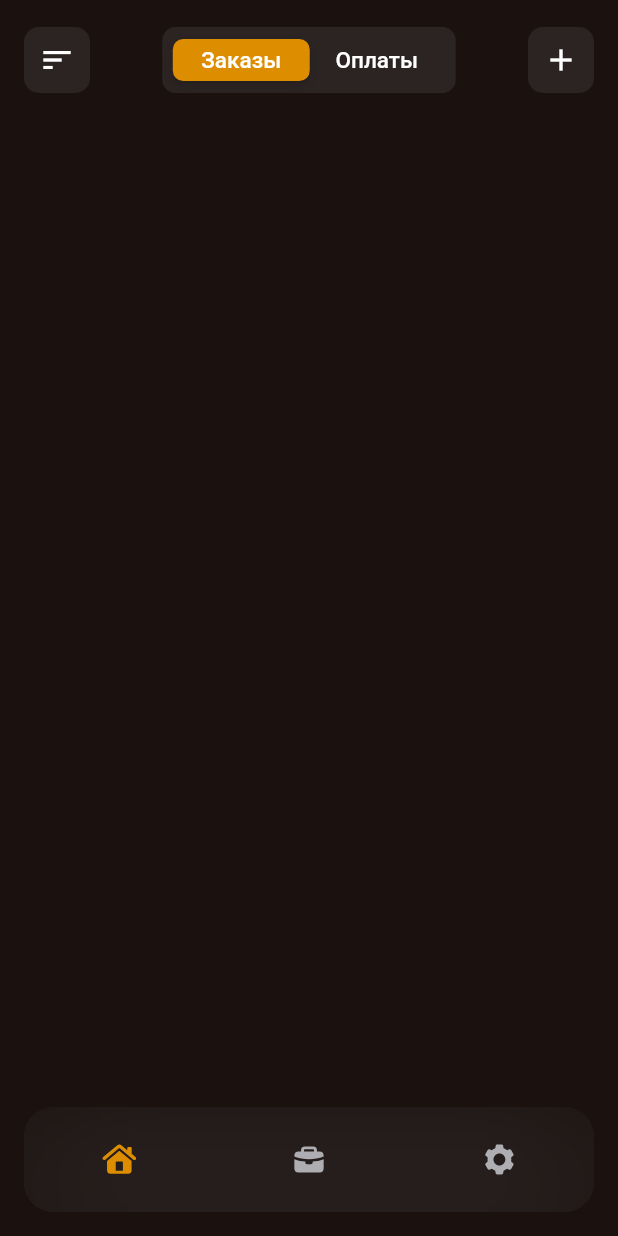
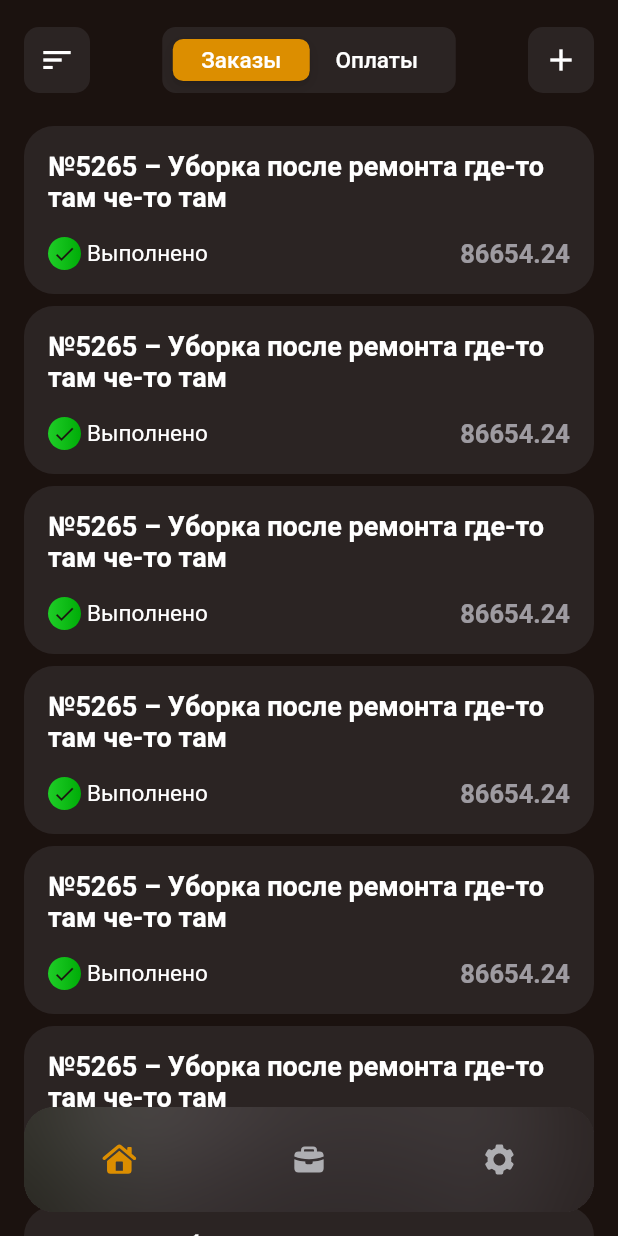
Before and after one commit to zolkiBy/smz_hack_track_5, a Flutter app: the screen it shows after launch, after a tap on "Войти", on a phone screen of 412 x 824 dp. Run offline on Flutter 3.47's test engine with Material 2 defaults, Android fonts, the phone set to English and light mode, and no system bars; our stand-ins replace bloc, equatable, flutter_bloc, flutter_svg, get_it, kt_dart.

Commit message:
started orders

```diff
--- /dev/null
+++ b/lib/application/orders/orders_bloc.dart
@@ -0,0 +1,40 @@
+import 'dart:async';
+
+import 'package:bloc/bloc.dart';
+import 'package:equatable/equatable.dart';
+import 'package:flutter_app/domain/orders/order.dart';
+import 'package:kt_dart/kt.dart';
+import 'package:meta/meta.dart';
+
+part 'orders_event.dart';
+part 'orders_state.dart';
+
+class OrdersBloc extends Bloc<OrdersEvent, OrdersState> {
+  OrdersBloc() : super(OrdersInitial());
+
+  @override
+  Stream<OrdersState> mapEventToState(
+    OrdersEvent event,
+  ) async* {
+    if (event is GetOrders) {
+      yield* _mapGetOrdersEvent();
+    }
+  }
+
+  Stream<OrdersState> _mapGetOrdersEvent() async* {
+    yield OrdersLoading();
+    await Future.delayed(Duration(milliseconds: 300));
+    final orders = KtList.from([
+      Order.mock(),
+      Order.mock(),
+      Order.mock(),
+      Order.mock(),
+      Order.mock(),
+      Order.mock(),
+      Order.mock(),
+      Order.mock(),
+      Order.mock(),
+    ]);
+    yield OrdersFetched(orders: orders);
+  }
+}
--- /dev/null
+++ b/lib/application/orders/orders_event.dart
@@ -0,0 +1,9 @@
+part of 'orders_bloc.dart';
+
+@immutable
+abstract class OrdersEvent extends Equatable {
+  @override
+  List<Object?> get props => [];
+}
+
+class GetOrders extends OrdersEvent {}
--- /dev/null
+++ b/lib/application/orders/orders_state.dart
@@ -0,0 +1,20 @@
+part of 'orders_bloc.dart';
+
+@immutable
+abstract class OrdersState extends Equatable {
+  @override
+  List<Object?> get props => [];
+}
+
+class OrdersInitial extends OrdersState {}
+
+class OrdersLoading extends OrdersState {}
+
+class OrdersFetched extends OrdersState {
+  final KtList<Order> orders;
+
+  OrdersFetched({required this.orders});
+
+  @override
+  List<Object?> get props => [orders];
+}
--- /dev/null
+++ b/lib/domain/orders/order.dart
@@ -0,0 +1,31 @@
+import 'package:equatable/equatable.dart';
+
+import 'order_status.dart';
+export 'order_status.dart';
+
+class Order extends Equatable {
+  final String id;
+  final int number;
+  final String title;
+  final OrderStatus status;
+  final double price;
+
+  Order({
+    required this.id,
+    required this.number,
+    required this.title,
+    required this.status,
+    required this.price,
+  });
+
+  factory Order.mock() => Order(
+        id: '1',
+        number: 5265,
+        title: 'Уборка после ремонта где-то там че-то там',
+        status: OrderStatus.done,
+        price: 86654.24,
+      );
+
+  @override
+  List<Object?> get props => [id, number];
+}
--- /dev/null
+++ b/lib/domain/orders/order_status.dart
@@ -0,0 +1,5 @@
+enum OrderStatus {
+  inProgress,
+  pending,
+  done,
+}
--- a/lib/main.dart
+++ b/lib/main.dart
@@ -1,8 +1,10 @@
 import 'package:flutter/material.dart';
 import 'package:flutter_app/presentation/login/login_page.dart';
+import 'package:flutter_app/service_locator.dart';
 import 'package:flutter_app/utils/nx_colors.dart';
 
 void main() {
+  setup();
   runApp(MyApp());
 }
 
--- a/lib/presentation/orders/pages/orders_page.dart
+++ b/lib/presentation/orders/pages/orders_page.dart
@@ -2,9 +2,13 @@ import 'dart:ui';
 
 import 'package:flutter/cupertino.dart';
 import 'package:flutter/material.dart';
+import 'package:flutter_app/application/orders/orders_bloc.dart';
 import 'package:flutter_app/presentation/components/widgets/nx_app_bar.dart';
 import 'package:flutter_app/presentation/components/widgets/nx_icon_button.dart';
 import 'package:flutter_app/presentation/components/widgets/nx_segmented_control.dart';
+import 'package:flutter_app/presentation/orders/widgets/orders_list.dart';
+import 'package:flutter_app/utils/nx_colors.dart';
+import 'package:flutter_bloc/flutter_bloc.dart';
 
 class Styles {
   static const segmentedValue = TextStyle(
@@ -61,9 +65,7 @@ class _OrdersPageState extends State<OrdersPage> {
           ],
         ),
       ),
-      body: Center(
-        child: Text(''),
-      ),
+      body: OrdersList(),
     );
   }
 }
--- /dev/null
+++ b/lib/presentation/orders/widgets/order_container.dart
@@ -0,0 +1,88 @@
+import 'package:flutter/material.dart';
+import 'package:flutter_app/domain/orders/order.dart';
+import 'package:flutter_app/presentation/components/widgets/styles.dart';
+import 'package:flutter_app/utils/nx_colors.dart';
+
+class OrderContainer extends StatelessWidget {
+  final Order order;
+
+  const OrderContainer({
+    Key? key,
+    required this.order,
+  }) : super(key: key);
+
+  @override
+  Widget build(BuildContext context) {
+    return Container(
+      padding: const EdgeInsets.all(16),
+      margin: const EdgeInsets.symmetric(vertical: 4),
+      decoration: BoxDecoration(
+        color: NXColors.darkGrey.withOpacity(0.18),
+        borderRadius: BorderRadius.circular(20),
+      ),
+      child: Column(
+        children: [
+          Text(
+            '№${order.number} – ${order.title}',
+            style: primaryText18,
+          ),
+          const SizedBox(height: 16),
+          Row(
+            mainAxisAlignment: MainAxisAlignment.spaceBetween,
+            children: [
+              _buildStatus(),
+              _buildPrice(price: order.price),
+            ],
+          ),
+        ],
+      ),
+    );
+  }
+
+  Widget _buildStatus() {
+    return Row(
+      mainAxisSize: MainAxisSize.min,
+      children: [
+        Container(
+          width: 22,
+          height: 22,
+          decoration: BoxDecoration(
+              shape: BoxShape.circle,
+              gradient: LinearGradient(colors: [
+                NXColors.greenGradientStart,
+                NXColors.greenGradientEnd,
+              ])),
+          child: Icon(
+            Icons.check,
+            color: NXColors.backgroundBlack,
+            size: 16,
+          ),
+        ),
+        const SizedBox(width: 4),
+        Text(
+          'Выполнено',
+          style: TextStyle(
+            fontSize: 15,
+            color: Colors.white,
+          ),
+        )
+      ],
+    );
+  }
+
+  Widget _buildPrice({required double price}) {
+    return Row(
+      mainAxisSize: MainAxisSize.min,
+      children: [
+        Text(
+          price.toStringAsFixed(2),
+          style: TextStyle(
+            fontSize: 17,
+            fontWeight: FontWeight.w600,
+            color: NXColors.lightGrey.withOpacity(0.6),
+          ),
+        )
+      ],
+    );
+  }
+}
--- /dev/null
+++ b/lib/presentation/orders/widgets/orders_list.dart
@@ -0,0 +1,35 @@
+import 'package:flutter/material.dart';
+import 'package:flutter_app/application/orders/orders_bloc.dart';
+import 'package:flutter_app/utils/nx_colors.dart';
+import 'package:flutter_bloc/flutter_bloc.dart';
+
+import 'order_container.dart';
+
+class OrdersList extends StatelessWidget {
+  const OrdersList({Key? key}) : super(key: key);
+
+  @override
+  Widget build(BuildContext context) {
+    return BlocBuilder<OrdersBloc, OrdersState>(
+      builder: (context, state) {
+        if (state is OrdersLoading) {
+          return Center(
+            child: CircularProgressIndicator(
+              valueColor: AlwaysStoppedAnimation(NXColors.orange),
+            ),
+          );
+        }
+        if (state is OrdersFetched) {
+          return ListView.builder(
+              padding: const EdgeInsets.symmetric(horizontal: 16),
+              itemCount: state.orders.size,
+              itemBuilder: (context, index) {
+                final order = state.orders[index];
+                return OrderContainer(order: order);
+              });
+        }
+        return Container();
+      },
+    );
+  }
+}
--- a/lib/presentation/tab_bar/tab_bar_page.dart
+++ b/lib/presentation/tab_bar/tab_bar_page.dart
@@ -1,8 +1,11 @@
 import 'package:flutter/cupertino.dart';
 import 'package:flutter/material.dart';
+import 'package:flutter_app/application/orders/orders_bloc.dart';
 import 'package:flutter_app/presentation/components/widgets/background.dart';
 import 'package:flutter_app/presentation/orders/pages/orders_page.dart';
 import 'package:flutter_app/presentation/tab_bar/widgets/nx_tab_bar.dart';
+import 'package:flutter_app/service_locator.dart';
+import 'package:flutter_bloc/flutter_bloc.dart';
 
 class TabBarPage extends StatefulWidget {
   const TabBarPage({Key? key}) : super(key: key);
@@ -18,11 +21,16 @@ class _TabBarPageState extends State<TabBarPage> {
     'assets/icons/settings.svg',
   ];
 
-  final _currentIndex = 0;
+  var _currentIndex = 0;
 
   @override
   Widget build(BuildContext context) {
-    return GradientedBackground(
+    return MultiBlocProvider(
+      providers: [
+        BlocProvider<OrdersBloc>(
+            create: (context) => getIt()..add(GetOrders())),
+      ],
+      child: GradientedBackground(
         child: Scaffold(
           body: Stack(
             children: [
@@ -31,11 +39,17 @@ class _TabBarPageState extends State<TabBarPage> {
                 alignment: Alignment.bottomCenter,
                 child: NXTabBar(
                   items: tabItems,
+                  onChanged: (index) {
+                    setState(() {
+                      _currentIndex = index;
+                    });
+                  },
                 ),
               ),
             ],
           ),
         ),
+      ),
     );
   }
 }
--- /dev/null
+++ b/lib/service_locator.dart
@@ -0,0 +1,8 @@
+import 'package:flutter_app/application/orders/orders_bloc.dart';
+import 'package:get_it/get_it.dart';
+
+final getIt = GetIt.instance;
+
+void setup() {
+  getIt.registerFactory<OrdersBloc>(() => OrdersBloc());
+}
--- a/lib/utils/nx_colors.dart
+++ b/lib/utils/nx_colors.dart
@@ -23,4 +23,7 @@ class NXColors {
   static const orange = Color(0xffDC8E00);
   static const orangeGradientStart = Color(0xFFFFB226);
   static const orangeGradientEnd = Color(0xFFE89204);
+
+  static const greenGradientStart = Color(0xFF1FCD27);
+  static const greenGradientEnd = Color(0xFF00AD08);
 }
```
Also changed, not shown: pubspec.yaml (+10 -0 lines), pubspec.lock. Lines whose indentation alone changed are shown as unchanged.
